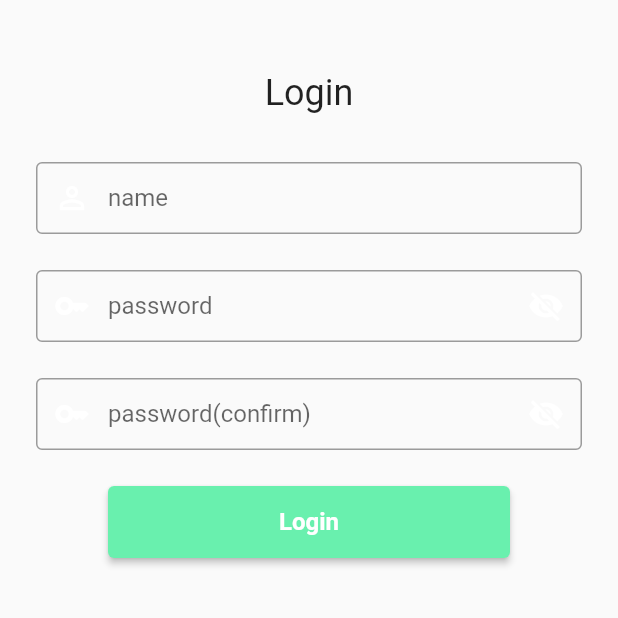
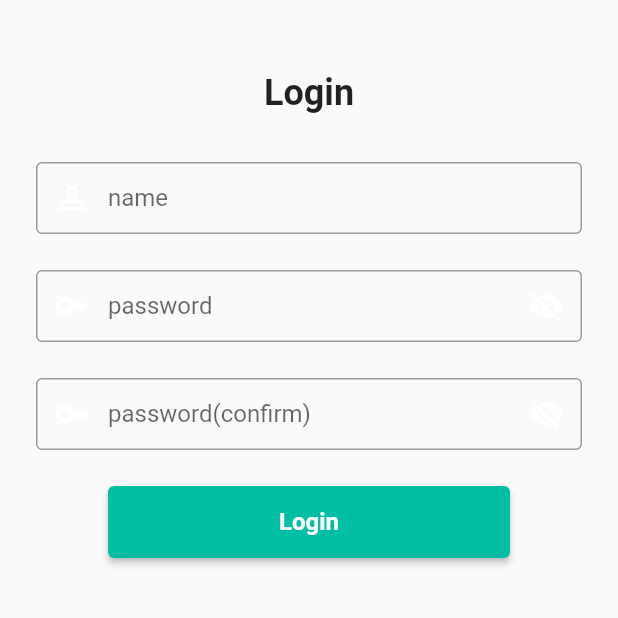
Before and after one commit to HasegawaShuhei/flutter_shopping_app, a Flutter app: the screen it shows after launch, on a phone screen of 412 x 824 dp, the top half of it. Run offline on Flutter 3.47's test engine with Material 2 defaults, Android fonts, the phone set to English and light mode, and no system bars; our stand-ins replace auto_route, cached_network_image, dio, flutter_cache_manager, flutter_hooks, flutter_rating_bar and 7 more.

Commit message:
全体的にthemeを適用

```diff
--- /dev/null
+++ b/lib/core/styles/app_colors.dart
@@ -0,0 +1,18 @@
+import 'package:flutter/material.dart';
+
+// default colors [https://aakira.app/blog/2021/09/flutter-default-colors/]
+class AppColors {
+  // theme(shared)
+  // static const accentColor = Color(0xFF64FFDA);
+  static const primaryColor = Color(0xFF00BFA5);
+  // theme(light)
+  static const lightPrimaryColor = Color(0xFF2196F3);
+  static const lightBackgroundColor = Color(0xFFFAFAFA);
+  // theme(dark)
+  static const darkPrimaryColor = Color(0xFF212121);
+  static const darkBackgroundColor = Color(0xFF303030);
+  // black
+  static const black = Colors.black;
+  // white
+  static const white = Colors.white;
+}
--- /dev/null
+++ b/lib/core/styles/app_text.dart
@@ -0,0 +1,20 @@
+import 'package:flutter/material.dart';
+
+class AppTextStytles {
+  static const s16Wbold = TextStyle(
+    fontSize: 16,
+    fontWeight: FontWeight.bold,
+  );
+  static const s20Wbold = TextStyle(
+    fontSize: 20,
+    fontWeight: FontWeight.bold,
+  );
+  static const s24Wbold = TextStyle(
+    fontSize: 24,
+    fontWeight: FontWeight.bold,
+  );
+  static const s20W500 = TextStyle(
+    fontSize: 20,
+    fontWeight: FontWeight.w500,
+  );
+}
--- a/lib/core/styles/app_theme_data.dart
+++ b/lib/core/styles/app_theme_data.dart
@@ -1,8 +1,11 @@
 import 'package:flutter/material.dart';
+
+import 'app_colors.dart';
+import 'app_text.dart';
 
 class AppThemeData {
   static ThemeData light() {
-    const primaryColor = Colors.blueAccent;
+    const primaryColor = AppColors.primaryColor;
     final colorScheme = const ColorScheme.light().copyWith(
       primary: primaryColor,
     );
@@ -10,11 +13,20 @@ class AppThemeData {
 
     return defaultThemeData.copyWith(
       colorScheme: colorScheme,
+      appBarTheme: AppBarTheme(
+        backgroundColor: AppColors.lightBackgroundColor,
+        titleTextStyle: AppTextStytles.s20W500.copyWith(
+          color: AppColors.black,
+        ),
+      ),
+      radioTheme: RadioThemeData(
+        fillColor: MaterialStateColor.resolveWith((states) => primaryColor),
+      ),
     );
   }
 
   static ThemeData dark() {
-    const primaryColor = Colors.blueAccent;
+    const primaryColor = AppColors.primaryColor;
     final colorScheme = const ColorScheme.dark().copyWith(
       primary: primaryColor,
     );
@@ -22,7 +34,15 @@ class AppThemeData {
 
     return defaultThemeData.copyWith(
       colorScheme: colorScheme,
-      appBarTheme: AppBarTheme(backgroundColor: Colors.grey[850]),
+      appBarTheme: const AppBarTheme(
+        backgroundColor: AppColors.darkBackgroundColor,
+      ),
+      elevatedButtonTheme: ElevatedButtonThemeData(
+        style: ElevatedButton.styleFrom(
+          foregroundColor: AppColors.white,
+          backgroundColor: AppColors.primaryColor,
+        ),
+      ),
     );
   }
 }
--- a/lib/ui/common/async_value_wrapper.dart
+++ b/lib/ui/common/async_value_wrapper.dart
@@ -1,6 +1,7 @@
 import 'package:flutter/material.dart';
 import 'package:hooks_riverpod/hooks_riverpod.dart';
 
+import 'app_circular_progress_indicator.dart';
 import 'error_message.dart';
 
 class AsyncValueWrapper<T> extends StatelessWidget {
@@ -16,7 +17,7 @@ class AsyncValueWrapper<T> extends StatelessWidget {
         child: ErrorMessage(message: e.toString()),
       ),
       loading: () => const Center(
-        child: CircularProgressIndicator(),
+        child: AppCircularProgressIndicator(),
       ),
     );
   }
@@ -52,7 +53,7 @@ class SliverLoadingIndicator extends ConsumerWidget {
   Widget build(BuildContext context, WidgetRef ref) {
     return const SliverFillRemaining(
       child: Center(
-        child: CircularProgressIndicator(),
+        child: AppCircularProgressIndicator(),
       ),
     );
   }
--- a/lib/ui/common/cached_circle_avator.dart
+++ b/lib/ui/common/cached_circle_avator.dart
@@ -2,6 +2,8 @@ import 'package:cached_network_image/cached_network_image.dart';
 import 'package:flutter/material.dart';
 import 'package:flutter_cache_manager/flutter_cache_manager.dart';
 import 'package:hooks_riverpod/hooks_riverpod.dart';
+
+import 'app_circular_progress_indicator.dart';
 
 final cachedCircleAvatarCacheManagerProvider = Provider<BaseCacheManager?>(
   (ref) => null,
@@ -41,7 +43,7 @@ class CachedCircleAvatar extends HookConsumerWidget {
           backgroundImage: imageProvider,
         );
       },
-      placeholder: (context, url) => const CircularProgressIndicator(),
+      placeholder: (context, url) => const AppCircularProgressIndicator(),
       errorWidget: (_, __, dynamic error) {
         return Icon(
           Icons.error,
--- a/lib/ui/common/overlay_loading.dart
+++ b/lib/ui/common/overlay_loading.dart
@@ -1,4 +1,6 @@
 import 'package:flutter/material.dart';
+
+import 'app_circular_progress_indicator.dart';
 
 class OverlayLoading extends StatelessWidget {
   const OverlayLoading({
@@ -16,7 +18,7 @@ class OverlayLoading extends StatelessWidget {
       color: backgroundColor,
       child: SizedBox.expand(
         child: showLoadingWidget
-            ? const Center(child: CircularProgressIndicator())
+            ? const Center(child: AppCircularProgressIndicator())
             : null,
       ),
     );
--- a/lib/ui/screens/product/list/widgets/product_list.dart
+++ b/lib/ui/screens/product/list/widgets/product_list.dart
@@ -4,6 +4,7 @@ import 'package:hooks_riverpod/hooks_riverpod.dart';
 import '../../../../../core/providers/error.dart';
 import '../../../../../features/product/providers/current_product.dart';
 import '../../../../../features/product/providers/paginated_products_notifier.dart';
+import '../../../../common/app_circular_progress_indicator.dart';
 import '../../../../common/async_value_wrapper.dart';
 import 'product_list_item.dart';
 
@@ -61,7 +62,7 @@ class _LoadingMoreIndicator extends StatelessWidget {
     return Container(
       alignment: Alignment.center,
       padding: const EdgeInsets.symmetric(vertical: 4),
-      child: const CircularProgressIndicator(),
+      child: const AppCircularProgressIndicator(),
     );
   }
 }
--- a/lib/ui/screens/user/common/auth_text_field.dart
+++ b/lib/ui/screens/user/common/auth_text_field.dart
@@ -1,4 +1,6 @@
 import 'package:flutter/material.dart';
+
+import '../../../../core/styles/app_colors.dart';
 
 class AuthTextField extends StatelessWidget {
   const AuthTextField({
@@ -22,26 +24,26 @@ class AuthTextField extends StatelessWidget {
   Widget build(BuildContext context) {
     return TextField(
       controller: controller,
+      obscureText: isObscure,
+      cursorColor: AppColors.white,
       textInputAction: TextInputAction.next,
-      obscureText: isObscure,
       decoration: InputDecoration(
         hintText: hintText,
         contentPadding: const EdgeInsets.all(10),
         border: const OutlineInputBorder(),
         focusedBorder: const OutlineInputBorder(
-          borderSide: BorderSide(color: Colors.white),
+          borderSide: BorderSide(color: AppColors.white),
         ),
-        floatingLabelStyle: const TextStyle(color: Colors.white),
         prefixIcon: Icon(
           icon,
-          color: Colors.white,
+          color: AppColors.white,
         ),
         suffixIcon: isPassword
             ? GestureDetector(
                 onTap: onTap,
                 child: Icon(
                   isObscure ? Icons.visibility_off : Icons.visibility,
-                  color: Colors.white,
+                  color: AppColors.white,
                 ),
               )
             : null,
--- a/lib/ui/screens/user/login/widgets/login_button.dart
+++ b/lib/ui/screens/user/login/widgets/login_button.dart
@@ -1,7 +1,9 @@
 import 'package:flutter/material.dart';
 import 'package:hooks_riverpod/hooks_riverpod.dart';
 
+import '../../../../../core/styles/app_text.dart';
 import '../../../../../features/user/providers/login_notifier.dart';
+import '../../../../common/app_circular_progress_indicator.dart';
 import '../login_screen_controller.dart';
 
 class LoginButton extends HookConsumerWidget {
@@ -15,10 +17,6 @@ class LoginButton extends HookConsumerWidget {
       height: 48,
       padding: const EdgeInsets.symmetric(horizontal: 48),
       child: ElevatedButton(
-        // TODO(me): Use theme
-        style: ElevatedButton.styleFrom(
-          backgroundColor: Colors.greenAccent,
-        ),
         onPressed: !loginState.isLoading
             ? () async {
                 await ref.read(loginScreenController).login();
@@ -27,15 +25,9 @@ class LoginButton extends HookConsumerWidget {
         child: !loginState.isLoading
             ? const Text(
                 'Login',
-                // TODO(me): Use theme
-                style: TextStyle(
-                  fontSize: 16,
-                  fontWeight: FontWeight.bold,
-                ),
+                style: AppTextStytles.s16Wbold,
               )
-            : const CircularProgressIndicator(
-                color: Colors.greenAccent,
-              ),
+            : const AppCircularProgressIndicator(),
       ),
     );
   }
--- a/lib/ui/screens/user/login/widgets/login_form_title.dart
+++ b/lib/ui/screens/user/login/widgets/login_form_title.dart
@@ -1,14 +1,15 @@
 import 'package:flutter/material.dart';
+
+import '../../../../../core/styles/app_text.dart';
 
 class LoginFormTitle extends StatelessWidget {
   const LoginFormTitle({super.key});
 
   @override
   Widget build(BuildContext context) {
-    return Text(
+    return const Text(
       'Login',
-      // TODO(me): Use theme
-      style: Theme.of(context).textTheme.headline5,
+      style: AppTextStytles.s24Wbold,
     );
   }
 }
```
Also changed, not shown: lib/core/styles/text.dart (deleted, +0 -8 lines), lib/ui/common/app_circular_progress_indicator.dart (added, +14 -0 lines), lib/ui/screens/product/common/product_search_field.dart (added, +35 -0 lines), lib/ui/screens/product/list/widgets/product_list_app_bar.dart (added, +25 -0 lines), lib/ui/screens/product/list/widgets/product_list_screen_body.dart (+4 -13 lines), lib/ui/screens/product/search/product_search_screen.dart (added, +17 -0 lines), lib/ui/screens/user/profile/profile_screen.dart (+38 -5 lines).
